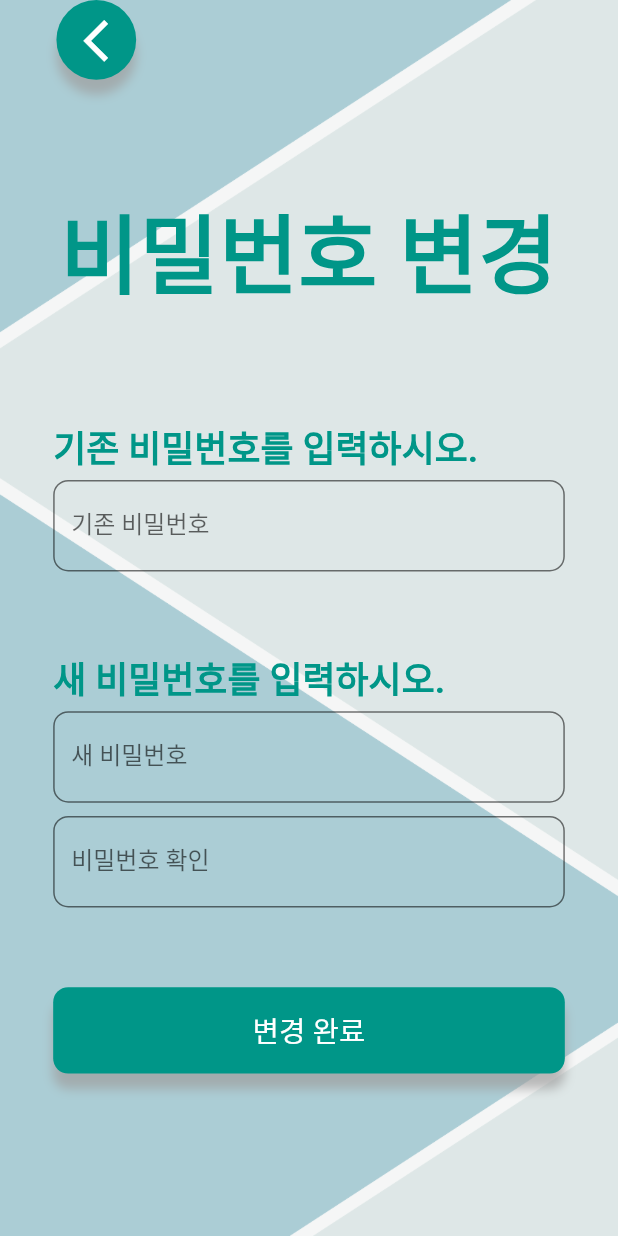
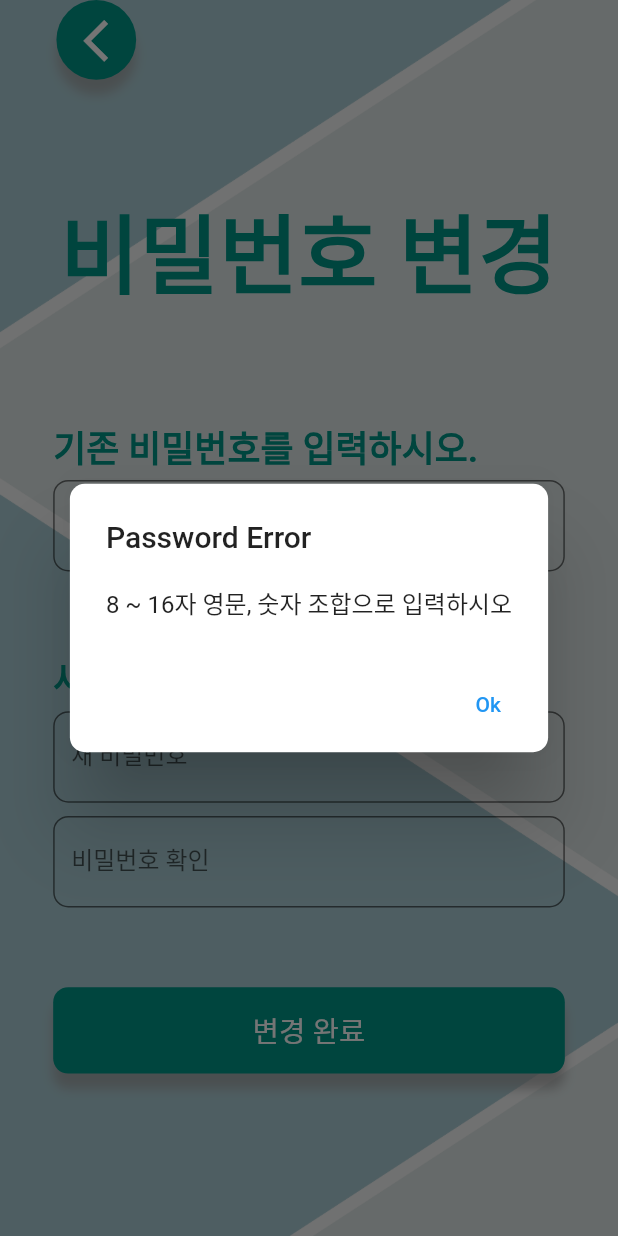
Before and after one commit to Pushedsu/PetCare-App, a Flutter app: the ChangePasswordPage screen opened by its route, after a tap on "변경 완료", on a phone screen of 412 x 824 dp. Run offline on Flutter 3.47's test engine with Material 2 defaults, Android fonts, the phone set to English and light mode, and no system bars; our stand-ins replace flutter_screenutil, flutter_secure_storage, jwt_decoder, shared_preferences, table_calendar; accounts and stored records are empty.

Commit message:
비밀번호 변경 화면 서버 통신 기능 추가

```diff
--- a/lib/pages/Profile/change_password_page.dart
+++ b/lib/pages/Profile/change_password_page.dart
@@ -1,12 +1,19 @@
+import 'dart:convert';
+
 import 'package:flutter/material.dart';
+import 'package:pet_care/utils/app_constants.dart';
 import 'package:flutter_screenutil/flutter_screenutil.dart';
 import 'package:flutter_secure_storage/flutter_secure_storage.dart';
+import 'package:pet_care/module/user/user_model.dart';
+import 'package:provider/provider.dart';
 
+import '../../connect/connect_server.dart';
+import '../../module/response/response_model.dart';
+import '../../providers/user_info_provider.dart';
 import '../../widgets/text_field.dart';
 
 class ChangePasswordPage extends StatelessWidget {
-
-  TextEditingController originalPasswordController = TextEditingController();
+  TextEditingController currentPasswordController = TextEditingController();
   TextEditingController passwordController = TextEditingController();
   TextEditingController confirmPasswordController = TextEditingController();
   String id = '';
@@ -14,8 +21,9 @@ class ChangePasswordPage extends StatelessWidget {
 
   @override
   Widget build(BuildContext context) {
+    UserInfoProvider userInfoProvider = Provider.of<UserInfoProvider>(context);
     return GestureDetector(
-      onTap: ()=> FocusScope.of(context).unfocus(),
+      onTap: () => FocusScope.of(context).unfocus(),
       child: Container(
           width: MediaQuery.of(context).size.width * 1,
           height: MediaQuery.of(context).size.height * 1,
@@ -52,7 +60,8 @@ class ChangePasswordPage extends StatelessWidget {
                                   blurRadius: 5.0,
                                   offset: Offset(0, 10),
                                 ),
-                            ], color: Colors.teal,
+                              ],
+                              color: Colors.teal,
                             ),
                             child: Center(
                               child: Icon(
@@ -65,7 +74,9 @@ class ChangePasswordPage extends StatelessWidget {
                         ),
                       ),
                     ),
-                  SizedBox(height: 80.h,),
+                    SizedBox(
+                      height: 80.h,
+                    ),
                     Container(
                       child: Text(
                         '비밀번호 변경',
@@ -76,7 +87,9 @@ class ChangePasswordPage extends StatelessWidget {
                         ),
                       ),
                     ),
-                  SizedBox(height: 80.h,),
+                    SizedBox(
+                      height: 80.h,
+                    ),
                     Container(
                       margin: EdgeInsets.only(left: 37.w, right: 37.w), //바깥쪽 여백
                       alignment: Alignment.centerLeft,
@@ -89,17 +102,21 @@ class ChangePasswordPage extends StatelessWidget {
                         ),
                       ),
                     ),
-                  SizedBox(height: 5,),
+                    SizedBox(
+                      height: 5,
+                    ),
                     Container(
                       margin: EdgeInsets.only(left: 37.w, right: 37.w), //바깥쪽 여백
                       child: CustomTextField(
-                      controller: originalPasswordController,
+                        controller: currentPasswordController,
                         text: '기존 비밀번호',
                         hintText: '비밀번호 입력',
                         password: true,
                       ),
                     ),
-                  SizedBox(height: 60.h,),
+                    SizedBox(
+                      height: 60.h,
+                    ),
                     Container(
                       margin: EdgeInsets.only(left: 37.w, right: 37.w), //바깥쪽 여백
                       alignment: Alignment.centerLeft,
@@ -112,7 +129,9 @@ class ChangePasswordPage extends StatelessWidget {
                         ),
                       ),
                     ),
-                  SizedBox(height: 5,),
+                    SizedBox(
+                      height: 5,
+                    ),
                     Container(
                       margin: EdgeInsets.only(left: 37.w, right: 37.w), //바깥쪽 여백
                       child: CustomTextField(
@@ -122,7 +141,9 @@ class ChangePasswordPage extends StatelessWidget {
                         password: true,
                       ),
                     ),
-                  SizedBox(height: 10.h,),
+                    SizedBox(
+                      height: 10.h,
+                    ),
                     Container(
                       margin: EdgeInsets.only(left: 37.w, right: 37.w), //바깥쪽 여백
                       child: CustomTextField(
@@ -132,12 +153,91 @@ class ChangePasswordPage extends StatelessWidget {
                         password: true,
                       ),
                     ),
-                  SizedBox(height: 60.h,),
+                    SizedBox(
+                      height: 60.h,
+                    ),
                     GestureDetector(
-                    onTap: () {
+                      onTap: () async {
+                        if (passwordController.text.length < 8 ||
+                            !appConstants.passwordRegExp
+                                .hasMatch(passwordController.text)) {
+                          showDialog(
+                              context: context,
+                              builder: (BuildContext context) => AlertDialog(
+                                    shape: RoundedRectangleBorder(
+                                      borderRadius: BorderRadius.circular(10.0),
+                                    ),
+                                    title: Text('Password Error'),
+                                    content: Text('8 ~ 16자 영문, 숫자 조합으로 입력하시오'),
+                                    actions: <Widget>[
+                                      TextButton(
+                                          onPressed: () =>
+                                              Navigator.pop(context),
+                                          child: Text('Ok')),
+                                    ],
+                                  ));
+                          passwordController.clear();
+                          confirmPasswordController.clear();
+                        } else if (passwordController.text !=
+                            confirmPasswordController.text) {
+                          showDialog(
+                              context: context,
+                              builder: (BuildContext context) => AlertDialog(
+                                    shape: RoundedRectangleBorder(
+                                      borderRadius: BorderRadius.circular(10.0),
+                                    ),
+                                    title: Text('비밀번호 불일치'),
+                                    content: Text('동일한 비밀번호를 입력하시오.'),
+                                    actions: <Widget>[
+                                      TextButton(
+                                          onPressed: () =>
+                                              Navigator.pop(context),
+                                          child: Text('Ok')),
+                                    ],
+                                  ));
+                          passwordController.clear();
+                          confirmPasswordController.clear();
+                        } else {
+                          var posting = UserUpdatePasswordModel(
+                              userInfoProvider.getObjId(),
+                              passwordController.text,
+                              currentPasswordController.text)
+                              .toJson();
+                          var response = await Post().updatePassword(posting);
+                          if (response.statusCode == 201) {
+                            ResIsBoolSuccessModel post =
+                            ResIsBoolSuccessModel.fromJson(
+                                jsonDecode(response.body));
+                            print('비밀번호 재설정 성공! ${post.success}');
+                            Navigator.pushReplacementNamed(
+                                context, '/pageRouter');
+                          } else {
+                            ResIsBoolFailList post = ResIsBoolFailList.fromJson(
+                                jsonDecode(response.body));
+                            showDialog(
+                                context: context,
+                                builder: (BuildContext context) => AlertDialog(
+                                  shape: RoundedRectangleBorder(
+                                    borderRadius: BorderRadius.circular(10.0),
+                                  ),
+                                  title: Text('다시 입력하시오'),
+                                  content: Text('${post.message![0]}...'),
+                                  actions: <Widget>[
+                                    TextButton(
+                                        onPressed: () =>
+                                            Navigator.pop(context),
+                                        child: Text('Ok')),
+                                  ],
+                                ));
+                          }
+                          confirmPasswordController.clear();
+                          currentPasswordController.clear();
+                          passwordController.clear();
+                        }
                       },
                       child: Container(
-                      margin: EdgeInsets.only(left: 37.w, right: 37.w), //바깥쪽 여백
+                        margin: EdgeInsets.only(left: 37.w, right: 37.w),
+                        //바깥쪽 여백
                         child: Container(
                           height: 65.h,
                           width: 400.w,
@@ -147,13 +247,13 @@ class ChangePasswordPage extends StatelessWidget {
                                   color: Colors.grey.withOpacity(0.7),
                                   spreadRadius: 0,
                                   blurRadius: 5.0,
-                                offset:
-                                Offset(0, 10), // changes position of shadow
+                                  offset: Offset(
+                                      0, 10), // changes position of shadow
                                 ),
                               ],
                               color: Colors.teal,
-                            borderRadius: BorderRadius.all(Radius.circular(10))
-                        ),
+                              borderRadius:
+                                  BorderRadius.all(Radius.circular(10))),
                           child: Center(
                             child: Text(
                               '변경 완료',
@@ -171,8 +271,7 @@ class ChangePasswordPage extends StatelessWidget {
                 ),
               ),
             ),
-        )
-      ),
+          )),
     );
   }
 }
```
Lines whose indentation alone changed are shown as unchanged.
